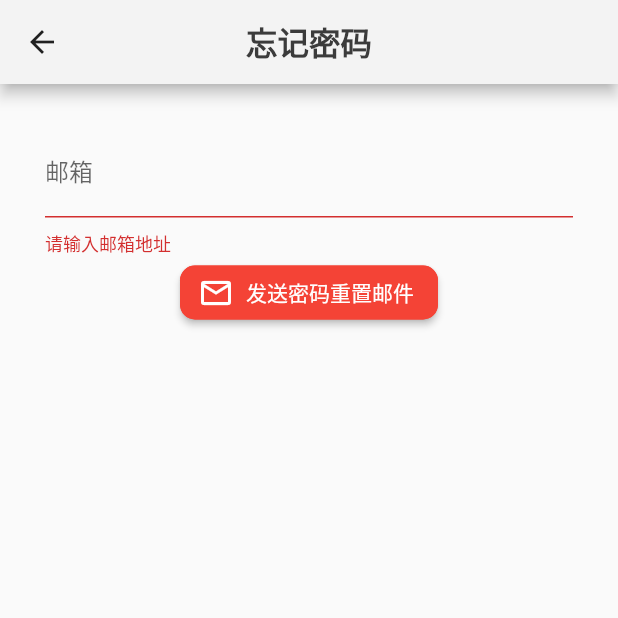
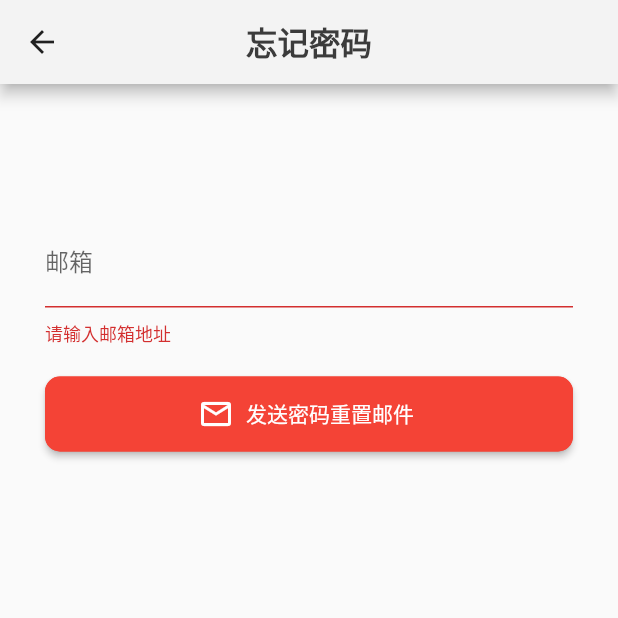
Before and after one commit to Aiden1024/CSSA_APP, a Flutter app: the ForgetPassword screen opened directly, after a tap on "发送密码重置邮件", on a phone screen of 412 x 824 dp, the top half of it. Run offline on Flutter 3.47's test engine with Material 2 defaults, Android fonts, the light colour scheme and no system bars; our stand-ins replace cloud_firestore, file_picker, firebase_auth, firebase_core, firebase_storage, fluentui_icons and 4 more; missing offline and left inert: dart:ffi; accounts and stored records are empty.

Commit message:
finish set password

```diff
--- a/lib/screens/authenticate/forget_password.dart
+++ b/lib/screens/authenticate/forget_password.dart
@@ -1,6 +1,9 @@
 import 'package:flutter/material.dart';
+import 'package:get/get.dart';
+import 'package:get/get_core/src/get_main.dart';
 import 'package:utmcssa_app/utils/app_styles.dart';
-
+import 'package:gap/gap.dart';
+import 'package:utmcssa_app/utils/loading.dart';
 import '../../services/auth.dart';
 
 class ForgetPassword extends StatefulWidget {
@@ -32,7 +35,13 @@ class _ForgetPasswordState extends State<ForgetPassword> {
         child: Form(
           key: _formKey,
           child: Column(
+            crossAxisAlignment: CrossAxisAlignment.center,
             children: [
+              SizedBox(
+                height: 60,
+                child: Center(child: loading? CircularProgressIndicator() : Text(error, style: TextStyle(color: Colors.red),)),
+              ),
+
               TextFormField(
                   initialValue: '',
                   validator: (val) =>
@@ -44,7 +53,11 @@ class _ForgetPasswordState extends State<ForgetPassword> {
                       .copyWith(
                       labelText: '邮箱',
                       icon: null)),
-              ElevatedButton.icon(
+              const Gap(20),
+              SizedBox(
+                width: 1000,
+                height: 50,
+                child: ElevatedButton.icon(
                   icon: Icon(Icons.email_outlined),
                     style: ButtonStyle(
                         shape: MaterialStateProperty.all<
@@ -59,22 +72,27 @@ class _ForgetPasswordState extends State<ForgetPassword> {
                         setState(() {
                           loading = true;
                         });
-                      dynamic result =
-                      await _auth.ResetPassword(email);
+                        dynamic result = await _auth.resetPassword(email);
+
                         if (result.runtimeType == String) {
-                        print("DEBUG:  INT HE NULL OF RESULT MEANS USER FAILED");
-                        if (this.mounted) {
-                          print("DEBUG STILL MOUNTED");
                             setState(() {
                               loading = false;
                               error = result;
                             });
-                        }
 
+
+                        } else {
+                          ScaffoldMessenger.of(context).showSnackBar(
+                            const SnackBar(
+                              content: Text("已发送邮件，请查收"),
+                            ),
+                          );
+                          Get.back();
                         }
                       }
                     },
-                  label: Text('发送密码重置邮件'))
+                    label: Text('发送密码重置邮件')),
+              )
 
             ],
           ),
```
Also changed, not shown: lib/services/auth.dart (+12 -6 lines). Lines whose indentation alone changed are shown as unchanged.
